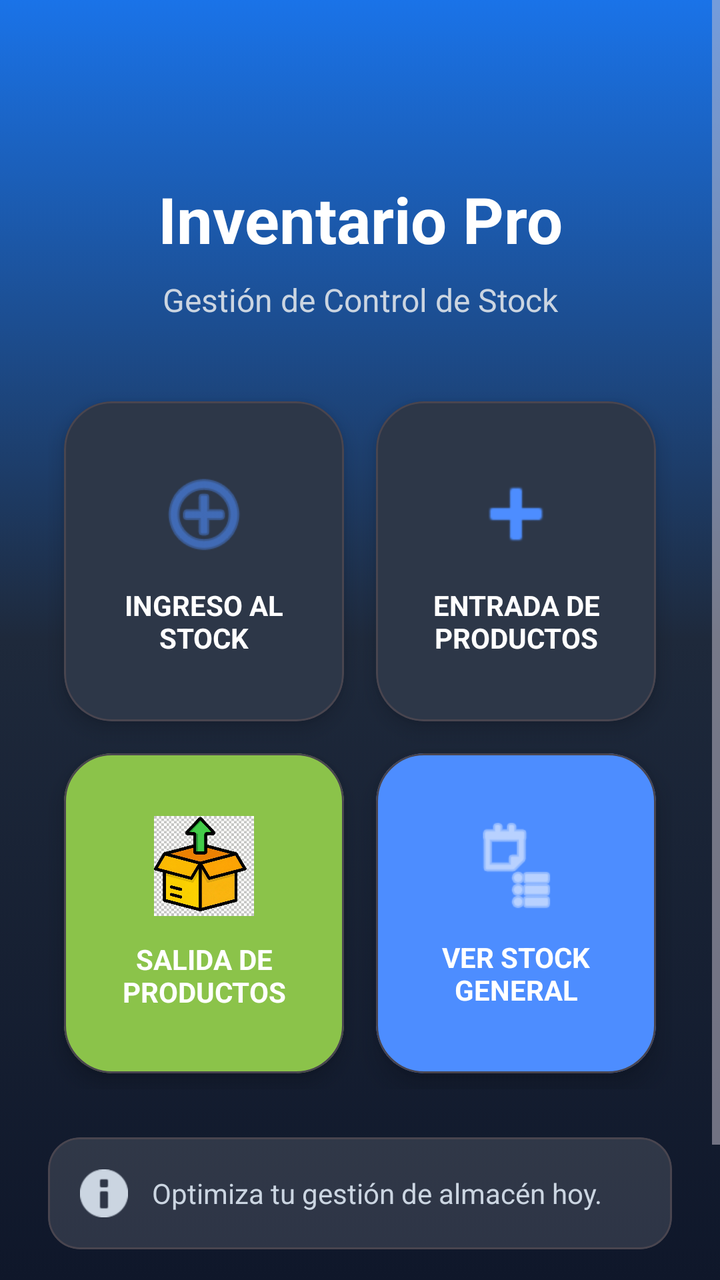
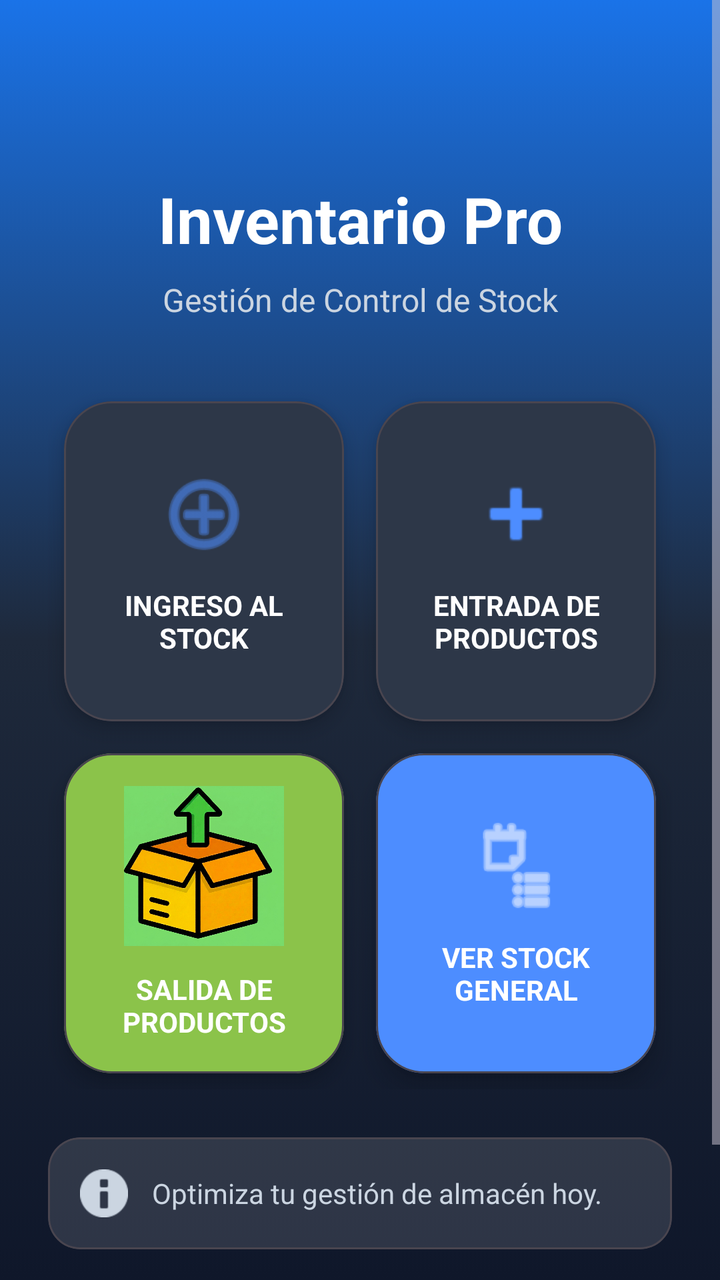

Before-and-after screenshots of an Android layout around one commit, followed by the original layout XML and the change that was made.
<!-- AndroidManifest.xml: activity theme Theme.InventarioApp -->
<!-- res/layout/activity_main.xml -->
<?xml version="1.0" encoding="utf-8"?>
<ScrollView xmlns:android="http://schemas.android.com/apk/res/android"
    xmlns:app="http://schemas.android.com/apk/res-auto"
    xmlns:tools="http://schemas.android.com/tools"
    android:layout_width="match_parent"
    android:layout_height="match_parent"
    android:fillViewport="true"
    android:background="@drawable/fondo_degradado">

    <androidx.constraintlayout.widget.ConstraintLayout
        android:layout_width="match_parent"
        android:layout_height="wrap_content"
        android:padding="24dp"
        tools:context=".MainActivity">

        
        <TextView
            android:id="@+id/tvTitulo"
            android:layout_width="0dp"
            android:layout_height="wrap_content"
            android:layout_marginTop="64dp"
            android:gravity="center"
            android:text="@string/title_main"
            android:textColor="@color/white"
            android:textSize="32sp"
            android:textStyle="bold"
            app:layout_constraintEnd_toEndOf="parent"
            app:layout_constraintStart_toStartOf="parent"
            app:layout_constraintTop_toTopOf="parent" />

        <TextView
            android:id="@+id/tvSubtitulo"
            android:layout_width="0dp"
            android:layout_height="wrap_content"
            android:layout_marginTop="8dp"
            android:gravity="center"
            android:text="@string/subtitle_main"
            android:textColor="@color/text_secondary"
            android:textSize="16sp"
            app:layout_constraintEnd_toEndOf="parent"
            app:layout_constraintStart_toStartOf="parent"
            app:layout_constraintTop_toBottomOf="@id/tvTitulo" />

        
        <GridLayout
            android:id="@+id/glMenu"
            android:layout_width="match_parent"
            android:layout_height="wrap_content"
            android:layout_marginTop="32dp"
            android:columnCount="2"
            android:alignmentMode="alignMargins"
            app:layout_constraintEnd_toEndOf="parent"
            app:layout_constraintStart_toStartOf="parent"
            app:layout_constraintTop_toBottomOf="@id/tvSubtitulo">

            
            <com.google.android.material.card.MaterialCardView
                android:id="@+id/buttonIngresoStock"
                android:layout_width="0dp"
                android:layout_height="160dp"
                android:layout_columnWeight="1"
                android:layout_margin="8dp"
                android:clickable="true"
                android:focusable="true"
                app:cardBackgroundColor="@color/card_background"
                app:cardCornerRadius="24dp"
                app:cardElevation="6dp"
                app:rippleColor="#20FFFFFF">

                <LinearLayout
                    android:layout_width="match_parent"
                    android:layout_height="match_parent"
                    android:gravity="center"
                    android:orientation="vertical"
                    android:padding="16dp">

                    <ImageView
                        android:layout_width="48dp"
                        android:layout_height="48dp"
                        android:src="@android:drawable/ic_menu_add"
                        android:contentDescription="@string/btn_ingreso_stock"
                        app:tint="@color/primary" />

                    <TextView
                        android:layout_width="match_parent"
                        android:layout_height="wrap_content"
                        android:layout_marginTop="12dp"
                        android:gravity="center"
                        android:text="@string/btn_ingreso_stock"
                        android:textColor="@color/text_primary"
                        android:textSize="14sp"
                        android:textStyle="bold" />
                </LinearLayout>
            </com.google.android.material.card.MaterialCardView>

            
            <com.google.android.material.card.MaterialCardView
                android:id="@+id/buttonEntradaProductos"
                android:layout_width="0dp"
                android:layout_height="160dp"
                android:layout_columnWeight="1"
                android:layout_margin="8dp"
                android:clickable="true"
                android:focusable="true"
                app:cardBackgroundColor="@color/card_background"
                app:cardCornerRadius="24dp"
                app:cardElevation="6dp"
                app:rippleColor="#20FFFFFF">

                <LinearLayout
                    android:layout_width="match_parent"
                    android:layout_height="match_parent"
                    android:gravity="center"
                    android:orientation="vertical"
                    android:padding="16dp">

                    <ImageView
                        android:layout_width="48dp"
                        android:layout_height="48dp"
                        android:src="@android:drawable/ic_input_add"
                        android:contentDescription="@string/btn_entrada_productos"
                        app:tint="@color/primary" />

                    <TextView
                        android:layout_width="match_parent"
                        android:layout_height="wrap_content"
                        android:layout_marginTop="12dp"
                        android:gravity="center"
                        android:text="@string/btn_entrada_productos"
                        android:textColor="@color/text_primary"
                        android:textSize="14sp"
                        android:textStyle="bold" />
                </LinearLayout>
            </com.google.android.material.card.MaterialCardView>

            
            <com.google.android.material.card.MaterialCardView
                android:id="@+id/buttonSalidaProductos"
                android:layout_width="0dp"
                android:layout_height="160dp"
                android:layout_columnWeight="1"
                android:layout_margin="8dp"
                android:clickable="true"
                android:focusable="true"
                app:cardBackgroundColor="@color/light_green"
                app:cardCornerRadius="24dp"
                app:cardElevation="6dp"
                app:rippleColor="#20FFFFFF">

                <LinearLayout
                    android:layout_width="match_parent"
                    android:layout_height="match_parent"
                    android:gravity="center"
                    android:orientation="vertical"
                    android:padding="16dp">

                    <ImageView
                        android:layout_width="50dp"
                        android:layout_height="50dp"
                        android:src="@drawable/salida_producto"
                        android:contentDescription="@string/btn_salida_productos"
                        android:scaleType="fitCenter"
                        />

                    <TextView
                        android:layout_width="match_parent"
                        android:layout_height="wrap_content"
                        android:layout_marginTop="12dp"
                        android:gravity="center"
                        android:text="@string/btn_salida_productos"
                        android:textColor="@color/text_primary"
                        android:textSize="14sp"
                        android:textStyle="bold" />
                </LinearLayout>
            </com.google.android.material.card.MaterialCardView>

            
            <com.google.android.material.card.MaterialCardView
                android:id="@+id/buttonStockGeneral"
                android:layout_width="0dp"
                android:layout_height="160dp"
                android:layout_columnWeight="1"
                android:layout_margin="8dp"
                android:clickable="true"
                android:focusable="true"
                app:cardBackgroundColor="@color/primary"
                app:cardCornerRadius="24dp"
                app:cardElevation="8dp"
                app:rippleColor="#40FFFFFF">

                <LinearLayout
                    android:layout_width="match_parent"
                    android:layout_height="match_parent"
                    android:gravity="center"
                    android:orientation="vertical"
                    android:padding="16dp">

                    <ImageView
                        android:layout_width="48dp"
                        android:layout_height="48dp"
                        android:src="@android:drawable/ic_menu_agenda"
                        android:contentDescription="@string/btn_ver_stock"
                        app:tint="@color/white" />

                    <TextView
                        android:layout_width="match_parent"
                        android:layout_height="wrap_content"
                        android:layout_marginTop="12dp"
                        android:gravity="center"
                        android:text="@string/btn_ver_stock"
                        android:textColor="@color/white"
                        android:textSize="14sp"
                        android:textStyle="bold" />
                </LinearLayout>
            </com.google.android.material.card.MaterialCardView>

            
            

        </GridLayout>

        
        <com.google.android.material.card.MaterialCardView
            android:id="@+id/cardInfo"
            android:layout_width="match_parent"
            android:layout_height="wrap_content"
            android:layout_marginTop="24dp"
            app:cardBackgroundColor="#20FFFFFF"
            app:cardCornerRadius="16dp"
            app:cardElevation="0dp"
            app:layout_constraintTop_toBottomOf="@id/glMenu"
            app:layout_constraintStart_toStartOf="parent"
            app:layout_constraintEnd_toEndOf="parent">

            <LinearLayout
                android:layout_width="match_parent"
                android:layout_height="wrap_content"
                android:orientation="horizontal"
                android:padding="16dp"
                android:gravity="center_vertical">

                <ImageView
                    android:layout_width="24dp"
                    android:layout_height="24dp"
                    android:src="@android:drawable/ic_dialog_info"
                    android:contentDescription="@string/desc_info_icon"
                    app:tint="@color/text_secondary" />

                <TextView
                    android:layout_width="wrap_content"
                    android:layout_height="wrap_content"
                    android:layout_marginStart="12dp"
                    android:text="@string/info_footer"
                    android:textColor="@color/text_secondary"
                    android:textSize="14sp" />
            </LinearLayout>
        </com.google.android.material.card.MaterialCardView>

        
        <TextView
            android:id="@+id/tvFooterVersion"
            android:layout_width="wrap_content"
            android:layout_height="wrap_content"
            android:layout_marginTop="32dp"
            android:layout_marginBottom="16dp"
            android:text="@string/version_app"
            android:textColor="@color/text_secondary"
            android:textSize="14sp"
            app:layout_constraintBottom_toBottomOf="parent"
            app:layout_constraintEnd_toEndOf="parent"
            app:layout_constraintStart_toStartOf="parent"
            app:layout_constraintTop_toBottomOf="@+id/cardInfo"
            app:layout_constraintVertical_bias="1.0" />

    </androidx.constraintlayout.widget.ConstraintLayout>
</ScrollView>
<!-- resources referenced by this layout -->
<resources>
  <color name="card_background">#2D3748</color>
  <color name="light_green">#FF8BC34A</color>
  <color name="primary">#4D8DFF</color>
  <color name="text_primary">#FFFFFF</color>
  <color name="text_secondary">#CBD5E1</color>
  <color name="white">#FFFFFFFF</color>
  <!-- drawable fondo_degradado (drawable) -->
  <?xml version="1.0" encoding="utf-8"?>
  <selector xmlns:android="http://schemas.android.com/apk/res/android">
      <item>
          <shape android:shape="rectangle">
              <gradient
                  android:angle="270"
                  android:startColor="@color/grad_start"
                  android:centerColor="@color/surface"
                  android:endColor="#0F172A" />
          </shape>
      </item>
  </selector>
  <!-- drawable salida_producto: jpg bitmap (drawable, 509490 bytes) -->
  <string name="btn_entrada_productos">ENTRADA DE PRODUCTOS</string>
  <string name="btn_ingreso_stock">INGRESO AL STOCK</string>
  <string name="btn_salida_productos">SALIDA DE PRODUCTOS</string>
  <string name="btn_ver_stock">VER STOCK GENERAL</string>
  <string name="desc_info_icon">Icono de información</string>
  <string name="info_footer">Optimiza tu gestión de almacén hoy.</string>
  <string name="subtitle_main">Gestión de Control de Stock</string>
  <string name="title_main">Inventario Pro</string>
  <string name="version_app">Version 2.0</string>
  <style name="Theme.InventarioApp" parent="Theme.Material3.Dark.NoActionBar">
          
          <item name="colorPrimary">@color/primary</item>
          <item name="colorOnPrimary">@color/white</item>
          <item name="colorPrimaryContainer">@color/primary_variant</item>
          <item name="colorOnPrimaryContainer">@color/white</item>
          <item name="colorSecondary">@color/secondary</item>
          <item name="android:statusBarColor">#0F172A</item>
          <item name="android:windowBackground">@drawable/fondo_degradado</item>
  
          
          <item name="textInputStyle">@style/Widget.Material3.TextInputLayout.OutlinedBox</item>
      </style>
  <color name="grad_start">#1A73E8</color>
  <color name="surface">#1E293B</color>
  <color name="primary_variant">#1A73E8</color>
  <color name="secondary">#34A853</color>
</resources>

<!-- the commit's change to res/layout/activity_main.xml (unified diff, before → after) -->
@@ -155,8 +155,8 @@
                     android:padding="16dp">
 
                     <ImageView
-                        android:layout_width="50dp"
-                        android:layout_height="50dp"
+                        android:layout_width="80dp"
+                        android:layout_height="80dp"
                         android:src="@drawable/salida_producto"
                         android:contentDescription="@string/btn_salida_productos"
                         android:scaleType="fitCenter"
@@ -270,7 +270,7 @@
             app:layout_constraintEnd_toEndOf="parent"
             app:layout_constraintStart_toStartOf="parent"
             app:layout_constraintTop_toBottomOf="@+id/cardInfo"
-            app:layout_constraintVertical_bias="1.0" />
+            app:layout_constraintVertical_bias="0.0" />
 
     </androidx.constraintlayout.widget.ConstraintLayout>
 </ScrollView>
<!-- resource entries referenced after the edit -->
@@ -19,7 +19,7 @@
           </shape>
       </item>
   </selector>
-  <!-- drawable salida_producto: jpg bitmap (drawable, 509490 bytes) -->
+  <!-- drawable salida_producto: png bitmap (drawable, 861238 bytes) -->
   <string name="btn_entrada_productos">ENTRADA DE PRODUCTOS</string>
   <string name="btn_ingreso_stock">INGRESO AL STOCK</string>
   <string name="btn_salida_productos">SALIDA DE PRODUCTOS</string>
